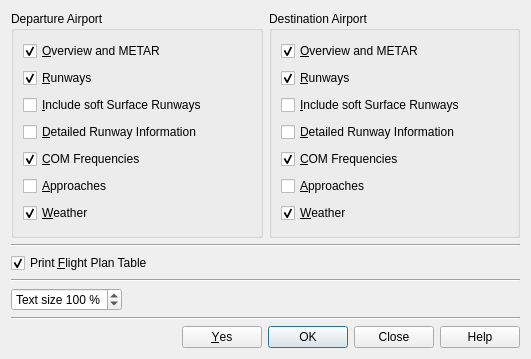
The window that src/print/printdialog.ui (albar965/littlenavmap) describes before a commit, drawn with Qt 5.
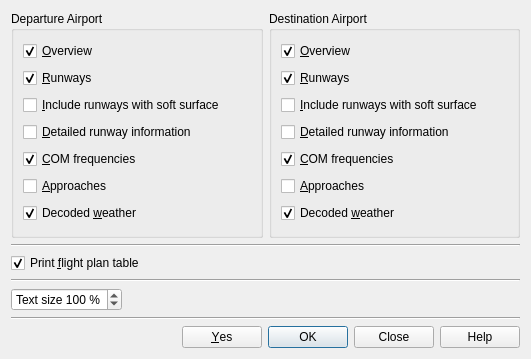
The same window after the commit.

```diff
--- a/src/print/printdialog.ui
+++ b/src/print/printdialog.ui
@@ -25,7 +25,7 @@
         <item>
          <widget class="QCheckBox" name="checkBoxPrintDepartureOverview">
           <property name="text">
-           <string>&amp;Overview and METAR</string>
+           <string>&amp;Overview</string>
           </property>
           <property name="checked">
            <bool>true</bool>
@@ -45,21 +45,21 @@
         <item>
          <widget class="QCheckBox" name="checkBoxPrintDepartureSoftRunways">
           <property name="text">
-           <string>&amp;Include soft Surface Runways</string>
+           <string>&amp;Include runways with soft surface</string>
           </property>
          </widget>
         </item>
         <item>
          <widget class="QCheckBox" name="checkBoxPrintDepartureDetailRunways">
           <property name="text">
-           <string>&amp;Detailed Runway Information</string>
+           <string>&amp;Detailed runway information</string>
           </property>
          </widget>
         </item>
         <item>
          <widget class="QCheckBox" name="checkBoxPrintDepartureCom">
           <property name="text">
-           <string>&amp;COM Frequencies</string>
+           <string>&amp;COM frequencies</string>
           </property>
           <property name="checked">
            <bool>true</bool>
@@ -76,7 +76,7 @@
         <item>
          <widget class="QCheckBox" name="checkBoxPrintDepartureWeather">
           <property name="text">
-           <string>&amp;Weather</string>
+           <string>Decoded &amp;weather</string>
           </property>
           <property name="checked">
            <bool>true</bool>
@@ -95,7 +95,7 @@
         <item>
          <widget class="QCheckBox" name="checkBoxPrintDestinationOverview">
           <property name="text">
-           <string>&amp;Overview and METAR</string>
+           <string>&amp;Overview</string>
           </property>
           <property name="checked">
            <bool>true</bool>
@@ -115,21 +115,21 @@
         <item>
          <widget class="QCheckBox" name="checkBoxPrintDestinationSoftRunways">
           <property name="text">
-           <string>&amp;Include soft Surface Runways</string>
+           <string>&amp;Include runways with soft surface</string>
           </property>
          </widget>
         </item>
         <item>
          <widget class="QCheckBox" name="checkBoxPrintDestinationDetailRunways">
           <property name="text">
-           <string>&amp;Detailed Runway Information</string>
+           <string>&amp;Detailed runway information</string>
           </property>
          </widget>
         </item>
         <item>
          <widget class="QCheckBox" name="checkBoxPrintDestinationCom">
           <property name="text">
-           <string>&amp;COM Frequencies</string>
+           <string>&amp;COM frequencies</string>
           </property>
           <property name="checked">
            <bool>true</bool>
@@ -146,7 +146,7 @@
         <item>
          <widget class="QCheckBox" name="checkBoxPrintDestinationWeather">
           <property name="text">
-           <string>&amp;Weather</string>
+           <string>Decoded &amp;weather</string>
           </property>
           <property name="checked">
            <bool>true</bool>
@@ -168,7 +168,7 @@
    <item>
     <widget class="QCheckBox" name="checkBoxPrintFlightplan">
      <property name="text">
-      <string>Print &amp;Flight Plan Table</string>
+      <string>Print &amp;flight plan table</string>
      </property>
      <property name="checked">
       <bool>true</bool>
```
